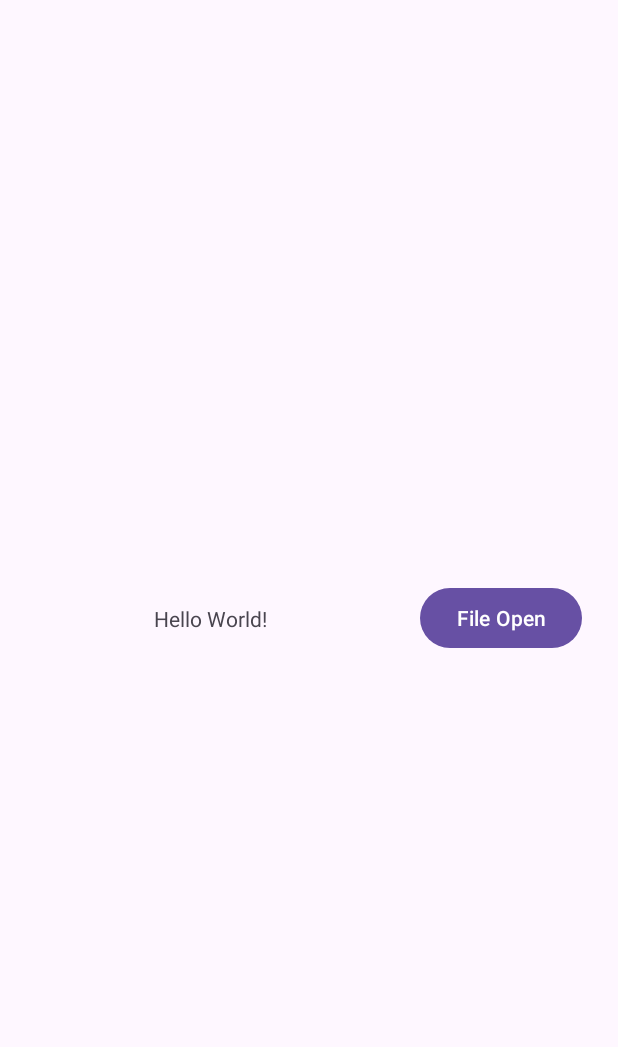
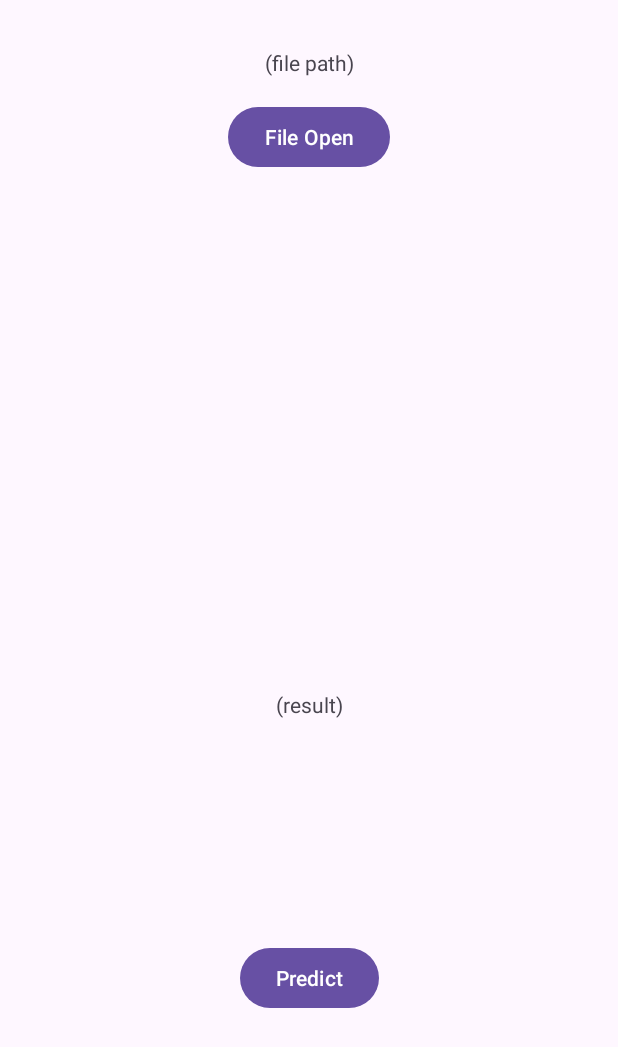
Before and after one commit to alexeyum/sound-event-finder, an Android app: the screen it shows after launch (MainActivity), on a phone screen of 412 x 824 dp. Shown: the top 1047 px of the screen. Run offline under Robolectric (Android 15) with nearby library versions, the phone set to English and light mode, and no system bars; libraries missing offline, so code that uses them is left out: com.developer.filepicker, org.pytorch; 12 statements that could not run were skipped.

Commit message:
Model loading and stub for prediction

```diff
--- a/app/SoundFinder/app/src/main/java/com/example/soundfinder/MainActivity.java
+++ b/app/SoundFinder/app/src/main/java/com/example/soundfinder/MainActivity.java
@@ -1,46 +1,114 @@
 package com.example.soundfinder;
 
-import androidx.annotation.NonNull;
 import androidx.appcompat.app.AppCompatActivity;
-import androidx.core.app.ActivityCompat;
-import androidx.core.content.ContextCompat;
 
-import android.content.Intent;
-import android.content.pm.PackageManager;
-import android.os.Build;
 import android.os.Bundle;
-import android.os.Environment;
 import android.util.Log;
 import android.view.View;
 import android.widget.TextView;
-import android.widget.Toast;
 
 import com.developer.filepicker.controller.DialogSelectionListener;
 import com.developer.filepicker.model.DialogConfigs;
 import com.developer.filepicker.model.DialogProperties;
 import com.developer.filepicker.view.FilePickerDialog;
 
+import org.pytorch.IValue;
+import org.pytorch.LiteModuleLoader;
 import org.pytorch.Module;
+import org.pytorch.Tensor;
 
 import java.io.File;
-import java.util.ArrayList;
-import java.util.List;
+import java.io.FileOutputStream;
+import java.io.IOException;
+import java.io.InputStream;
+import java.io.OutputStream;
+import java.util.Random;
 
 
 public class MainActivity extends AppCompatActivity {
 
-    TextView tv;
+    TextView tvFilePath;
+    TextView tvPredictionResult;
     FilePickerDialog fileDialog;
 
+    Module soundClassifierModule;
+    private static final String TAG = "MainActivity";
 
     @Override
     protected void onCreate(Bundle savedInstanceState) {
         super.onCreate(savedInstanceState);
         setContentView(R.layout.activity_main);
 
-        tv = findViewById(R.id.textView);
+        tvFilePath = findViewById(R.id.tvFilePath);
+        tvPredictionResult = findViewById(R.id.tvPredictionResult);
+
+        try {
+            soundClassifierModule = LiteModuleLoader.load(assetFilePath("basic_convnet.pt"));
+        } catch (IOException e) {
+            Log.e(TAG, "Unable to load model", e);
+        }
 
         setUpFileOpener();
+
+        findViewById(R.id.buttonPredict).setOnClickListener(new View.OnClickListener() {
+            @Override
+            public void onClick(View view) {
+                // Prepare the input tensor (N, 2)
+                long[] shape = new long[]{1, 1, 384000};
+                Tensor inputTensor = generateTensor(shape);
+
+                // Get the output from the model
+                float[] output = soundClassifierModule
+                        .forward(IValue.from(inputTensor))
+                        .toTensor()
+                        .getDataAsFloatArray();
+
+                // TODO: model returns logits, not probabilities at the moment
+
+                // Get the output as a string
+                String out = "";
+                for (float l : output) {
+                    out += String.valueOf(l);
+                }
+
+                // Show the output
+                tvPredictionResult.setText(out);
+            }
+        });
+    }
+
+    // Given the name of the pytorch model, get the path for that model
+    public String assetFilePath(String assetName) throws IOException {
+        File file = new File(this.getFilesDir(), assetName);
+        if (file.exists() && file.length() > 0) {
+            return file.getAbsolutePath();
+        }
+
+        try (InputStream is = this.getAssets().open(assetName)) {
+            try (OutputStream os = new FileOutputStream(file)) {
+                byte[] buffer = new byte[4 * 1024];
+                int read;
+                while ((read = is.read(buffer)) != -1) {
+                    os.write(buffer, 0, read);
+                }
+                os.flush();
+            }
+            return file.getAbsolutePath();
+        }
+    }
+
+    // Generate a tensor of random numbers given the size of that tensor.
+    public Tensor generateTensor(long[] Size) {
+        // Create a random array of floats
+        Random rand = new Random();
+        int fullSize = (int)(Size[0]*Size[1]*Size[2]);
+        float[] arr = new float[fullSize];
+        for (int i = 0; i < fullSize; i++) {
+            arr[i] = -10000 + rand.nextFloat() * (20000);
+        }
+
+        // Create the tensor and return it
+        return Tensor.fromBlob(arr, Size);
     }
 
     protected void setUpFileOpener() {
@@ -62,7 +130,7 @@ public class MainActivity extends AppCompatActivity {
         fileDialog.setDialogSelectionListener(new DialogSelectionListener() {
             @Override
             public void onSelectedFilePaths(String[] files) {
-                tv.setText(files[0]);
+                tvFilePath.setText(files[0]);
             }
         });
 
--- a/app/SoundFinder/app/src/main/res/layout/activity_main.xml
+++ b/app/SoundFinder/app/src/main/res/layout/activity_main.xml
@@ -7,12 +7,12 @@
     tools:context=".MainActivity">
 
     <TextView
-        android:id="@+id/textView"
+        android:id="@+id/tvFilePath"
         android:layout_width="wrap_content"
         android:layout_height="wrap_content"
-        android:text="Hello World!"
-        app:layout_constraintBottom_toBottomOf="parent"
-        app:layout_constraintEnd_toStartOf="@+id/buttonOpen"
+        android:layout_marginTop="32dp"
+        android:text="(file path)"
+        app:layout_constraintEnd_toEndOf="parent"
         app:layout_constraintStart_toStartOf="parent"
         app:layout_constraintTop_toTopOf="parent" />
 
@@ -20,10 +20,30 @@
         android:id="@+id/buttonOpen"
         android:layout_width="wrap_content"
         android:layout_height="wrap_content"
-        android:layout_marginEnd="24dp"
+        android:layout_marginTop="16dp"
         android:text="File Open"
+        app:layout_constraintEnd_toEndOf="parent"
+        app:layout_constraintStart_toStartOf="parent"
+        app:layout_constraintTop_toBottomOf="@+id/tvFilePath" />
+
+    <Button
+        android:id="@+id/buttonPredict"
+        android:layout_width="wrap_content"
+        android:layout_height="wrap_content"
+        android:text="Predict"
         app:layout_constraintBottom_toBottomOf="parent"
         app:layout_constraintEnd_toEndOf="parent"
-        app:layout_constraintTop_toTopOf="parent" />
+        app:layout_constraintStart_toStartOf="parent"
+        app:layout_constraintTop_toBottomOf="@+id/tvPredictionResult" />
+
+    <TextView
+        android:id="@+id/tvPredictionResult"
+        android:layout_width="wrap_content"
+        android:layout_height="wrap_content"
+        android:text="(result)"
+        app:layout_constraintBottom_toBottomOf="parent"
+        app:layout_constraintEnd_toEndOf="parent"
+        app:layout_constraintStart_toStartOf="parent"
+        app:layout_constraintTop_toBottomOf="@+id/buttonOpen" />
 
 </androidx.constraintlayout.widget.ConstraintLayout>
```
